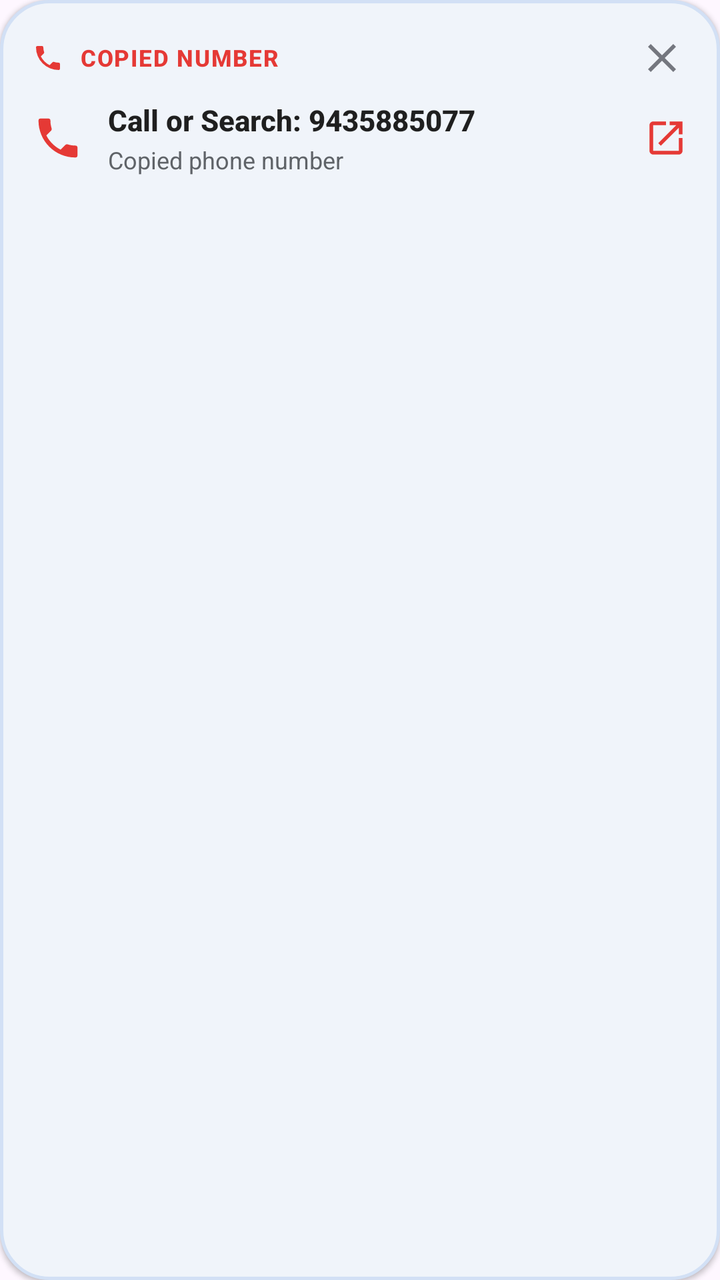
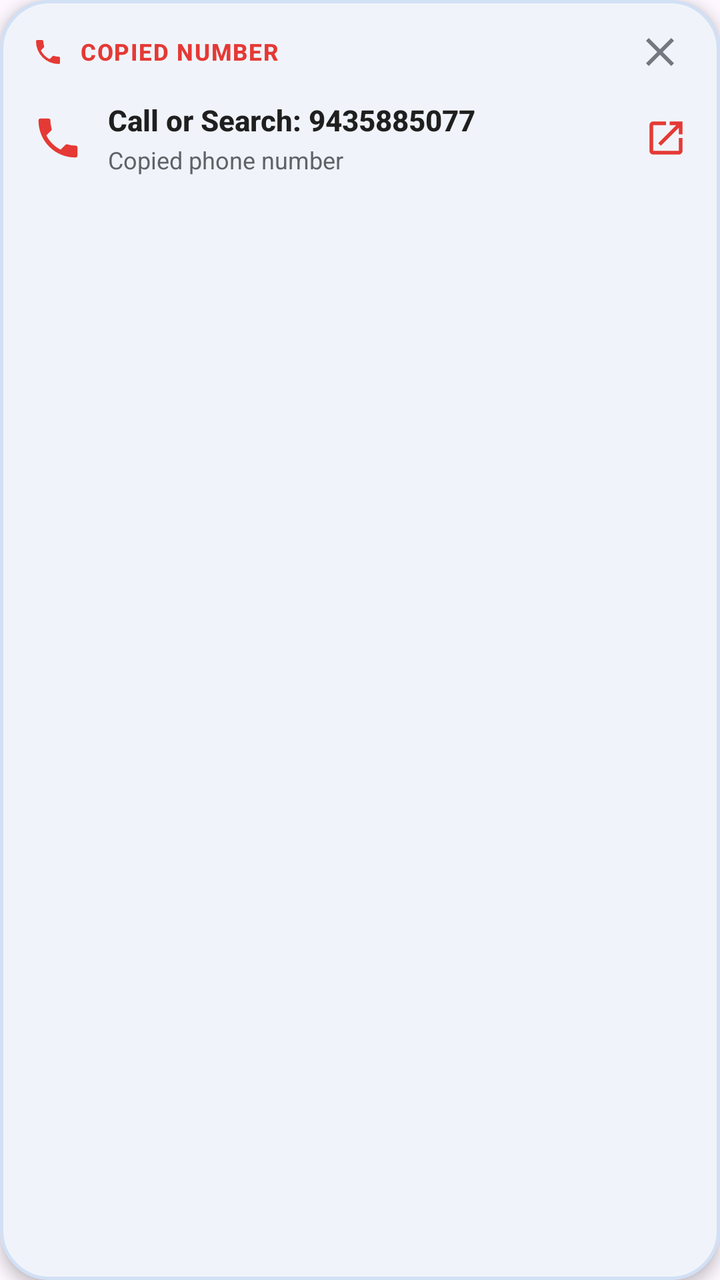

Before-and-after screenshots of an Android layout around one commit, followed by the original layout XML and the change that was made.
<!-- AndroidManifest.xml: application theme Theme.Haze -->
<!-- res/layout/item_smart_clipboard.xml -->
<?xml version="1.0" encoding="utf-8"?>
<LinearLayout xmlns:android="http://schemas.android.com/apk/res/android"
    xmlns:app="http://schemas.android.com/apk/res-auto"
    android:id="@+id/cardSmartClipboard"
    android:layout_width="match_parent"
    android:layout_height="wrap_content"
    android:layout_marginStart="14dp"
    android:layout_marginEnd="14dp"
    android:layout_marginTop="8dp"
    android:layout_marginBottom="8dp"
    android:orientation="vertical"
    android:background="@drawable/bg_clipboard_card"
    android:padding="16dp"
    android:elevation="1.5dp"
    android:clickable="true"
    android:focusable="true">

    
    <LinearLayout
        android:layout_width="match_parent"
        android:layout_height="wrap_content"
        android:orientation="horizontal"
        android:gravity="center_vertical"
        android:layout_marginBottom="8dp">

        <ImageView
            android:id="@+id/ivClipboardBadgeIcon"
            android:layout_width="16dp"
            android:layout_height="16dp"
            android:src="@drawable/ic_call"
            app:tint="#E53935"
            android:contentDescription="Clipboard Badge" />

        <TextView
            android:id="@+id/tvClipboardBadge"
            android:layout_width="0dp"
            android:layout_height="wrap_content"
            android:layout_weight="1"
            android:layout_marginStart="8dp"
            android:text="COPIED NUMBER"
            android:textColor="#E53935"
            android:textSize="11.5sp"
            android:textStyle="bold"
            android:fontFamily="sans-serif-medium"
            android:letterSpacing="0.05" />

        <ImageButton
            android:id="@+id/btnCloseClipboard"
            android:layout_width="26dp"
            android:layout_height="26dp"
            android:background="?attr/selectableItemBackgroundBorderless"
            android:src="@drawable/ic_close"
            app:tint="#74777F"
            android:padding="4dp"
            android:contentDescription="Dismiss" />
    </LinearLayout>

    
    <LinearLayout
        android:id="@+id/rowClipboardContent"
        android:layout_width="match_parent"
        android:layout_height="wrap_content"
        android:orientation="horizontal"
        android:gravity="center_vertical">

        <ImageView
            android:id="@+id/ivClipboardTypeIcon"
            android:layout_width="26dp"
            android:layout_height="26dp"
            android:src="@drawable/ic_call"
            app:tint="#E53935"
            android:contentDescription="Type" />

        <LinearLayout
            android:layout_width="0dp"
            android:layout_height="wrap_content"
            android:layout_weight="1"
            android:layout_marginStart="12dp"
            android:layout_marginEnd="8dp"
            android:orientation="vertical">

            <TextView
                android:id="@+id/tvClipboardAction"
                android:layout_width="match_parent"
                android:layout_height="wrap_content"
                android:text="Call or Search: 9435885077"
                android:textColor="#1F1F1F"
                android:textSize="14.5sp"
                android:textStyle="bold"
                android:fontFamily="sans-serif-medium"
                android:singleLine="true"
                android:ellipsize="end" />

            <TextView
                android:id="@+id/tvClipboardContent"
                android:layout_width="match_parent"
                android:layout_height="wrap_content"
                android:layout_marginTop="2dp"
                android:text="Copied phone number"
                android:textColor="#5F6368"
                android:textSize="12sp"
                android:fontFamily="sans-serif"
                android:singleLine="true"
                android:ellipsize="end" />
        </LinearLayout>

        <ImageView
            android:id="@+id/ivClipboardActionArrow"
            android:layout_width="22dp"
            android:layout_height="22dp"
            android:src="@drawable/ic_open_in_new"
            app:tint="#E53935"
            android:contentDescription="Action" />
    </LinearLayout>

    
    <LinearLayout
        android:id="@+id/layoutNumberActions"
        android:layout_width="match_parent"
        android:layout_height="wrap_content"
        android:orientation="horizontal"
        android:layout_marginTop="12dp"
        android:visibility="gone">

        <TextView
            android:id="@+id/btnClipCall"
            android:layout_width="wrap_content"
            android:layout_height="36dp"
            android:background="@drawable/bg_suggestion_chip"
            android:gravity="center"
            android:paddingStart="14dp"
            android:paddingEnd="14dp"
            android:text="📞 Call Number"
            android:textColor="#0B57D0"
            android:textSize="12.5sp"
            android:textStyle="bold"
            android:layout_marginEnd="10dp"
            android:clickable="true"
            android:focusable="true" />

        <TextView
            android:id="@+id/btnClipSearch"
            android:layout_width="wrap_content"
            android:layout_height="36dp"
            android:background="@drawable/bg_suggestion_chip"
            android:gravity="center"
            android:paddingStart="14dp"
            android:paddingEnd="14dp"
            android:text="🔍 Search Web"
            android:textColor="#1F1F1F"
            android:textSize="12.5sp"
            android:textStyle="bold"
            android:clickable="true"
            android:focusable="true" />
    </LinearLayout>

</LinearLayout>
<!-- resources referenced by this layout -->
<resources>
  <!-- drawable bg_clipboard_card (drawable) -->
  <?xml version="1.0" encoding="utf-8"?>
  <shape xmlns:android="http://schemas.android.com/apk/res/android"
      android:shape="rectangle">
      <corners android:radius="24dp" />
      <solid android:color="#F0F4FA" />
      <stroke android:width="1.5dp" android:color="#D2E0F5" />
  </shape>
  <!-- drawable bg_suggestion_chip (drawable) -->
  <?xml version="1.0" encoding="utf-8"?>
  <shape xmlns:android="http://schemas.android.com/apk/res/android"
      android:shape="rectangle">
      <corners android:radius="20dp" />
      <solid android:color="#FFFFFF" />
      <stroke android:width="1dp" android:color="#D8DEE8" />
  </shape>
  <!-- drawable ic_call (drawable) -->
  <vector xmlns:android="http://schemas.android.com/apk/res/android"
      android:width="24dp"
      android:height="24dp"
      android:viewportWidth="24"
      android:viewportHeight="24">
      <path
          android:fillColor="#FF5F6368"
          android:pathData="M6.62,10.79C8.06,13.62 10.38,15.94 13.21,17.38L15.41,15.18C15.69,14.9 16.08,14.82 16.43,14.93C17.55,15.3 18.75,15.5 20,15.5A1,1 0 0,1 21,16.5V20A1,1 0 0,1 20,21A17,17 0 0,1 3,4A1,1 0 0,1 4,3H7.5A1,1 0 0,1 8.5,4C8.5,5.25 8.7,6.45 9.07,7.57C9.18,7.92 9.1,8.31 8.82,8.59L6.62,10.79Z"/>
  </vector>
  <!-- drawable ic_close (drawable) -->
  <vector xmlns:android="http://schemas.android.com/apk/res/android"
      android:width="24dp"
      android:height="24dp"
      android:viewportWidth="24"
      android:viewportHeight="24">
      <path
          android:fillColor="#5F6368"
          android:pathData="M19,6.41L17.59,5 12,10.59 6.41,5 5,6.41 10.59,12 5,17.59 6.41,19 12,13.41 17.59,19 19,17.59 13.41,12 19,6.41z"/>
  </vector>
  <!-- drawable ic_open_in_new (drawable) -->
  <vector xmlns:android="http://schemas.android.com/apk/res/android"
      android:width="24dp"
      android:height="24dp"
      android:viewportWidth="24"
      android:viewportHeight="24">
      <path
          android:fillColor="#5F6368"
          android:pathData="M19,19H5V5h7V3H5c-1.11,0 -2,0.9 -2,2v14c0,1.1 0.89,2 2,2h14c1.1,0 2,-0.9 2,-2v-7h-2v7zM14,3v2h3.59l-9.83,9.83 1.41,1.41L19,6.41V10h2V3h-7z"/>
  </vector>
  <style name="Theme.Haze" parent="Base.Theme.Haze" />
  <style name="Base.Theme.Haze" parent="Theme.Material3.DayNight.NoActionBar">
          
          
      </style>
</resources>

<!-- the commit's change to res/layout/item_smart_clipboard.xml (unified diff, before → after) -->
@@ -4,14 +4,13 @@
     android:id="@+id/cardSmartClipboard"
     android:layout_width="match_parent"
     android:layout_height="wrap_content"
-    android:layout_marginStart="14dp"
-    android:layout_marginEnd="14dp"
-    android:layout_marginTop="8dp"
-    android:layout_marginBottom="8dp"
     android:orientation="vertical"
     android:background="@drawable/bg_clipboard_card"
-    android:padding="16dp"
-    android:elevation="1.5dp"
+    android:paddingStart="16dp"
+    android:paddingEnd="16dp"
+    android:paddingTop="12dp"
+    android:paddingBottom="12dp"
+    android:elevation="4dp"
     android:clickable="true"
     android:focusable="true">
 
@@ -21,7 +20,7 @@
         android:layout_height="wrap_content"
         android:orientation="horizontal"
         android:gravity="center_vertical"
-        android:layout_marginBottom="8dp">
+        android:layout_marginBottom="10dp">
 
         <ImageView
             android:id="@+id/ivClipboardBadgeIcon"
@@ -46,12 +45,12 @@
 
         <ImageButton
             android:id="@+id/btnCloseClipboard"
-            android:layout_width="26dp"
-            android:layout_height="26dp"
+            android:layout_width="28dp"
+            android:layout_height="28dp"
             android:background="?attr/selectableItemBackgroundBorderless"
             android:src="@drawable/ic_close"
             app:tint="#74777F"
-            android:padding="4dp"
+            android:padding="5dp"
             android:contentDescription="Dismiss" />
     </LinearLayout>
 
@@ -119,39 +118,76 @@
         android:layout_width="match_parent"
         android:layout_height="wrap_content"
         android:orientation="horizontal"
-        android:layout_marginTop="12dp"
+        android:layout_marginTop="14dp"
+        android:gravity="center_vertical"
         android:visibility="gone">
 
-        <TextView
+        
+        <LinearLayout
             android:id="@+id/btnClipCall"
             android:layout_width="wrap_content"
             android:layout_height="36dp"
             android:background="@drawable/bg_suggestion_chip"
-            android:gravity="center"
-            android:paddingStart="14dp"
+            android:gravity="center_vertical"
+            android:orientation="horizontal"
+            android:paddingStart="12dp"
             android:paddingEnd="14dp"
-            android:text="📞 Call Number"
-            android:textColor="#0B57D0"
-            android:textSize="12.5sp"
-            android:textStyle="bold"
             android:layout_marginEnd="10dp"
             android:clickable="true"
-            android:focusable="true" />
+            android:focusable="true">
 
-        <TextView
+            <ImageView
+                android:id="@+id/ivClipCallIcon"
+                android:layout_width="16dp"
+                android:layout_height="16dp"
+                android:src="@drawable/ic_call"
+                app:tint="#0B57D0"
+                android:contentDescription="Action Icon" />
+
+            <TextView
+                android:id="@+id/tvClipCallText"
+                android:layout_width="wrap_content"
+                android:layout_height="wrap_content"
+                android:layout_marginStart="6dp"
+                android:text="Call Number"
+                android:textColor="#0B57D0"
+                android:textSize="12.5sp"
+                android:textStyle="bold"
+                android:fontFamily="sans-serif-medium" />
+        </LinearLayout>
+
+        
+        <LinearLayout
             android:id="@+id/btnClipSearch"
             android:layout_width="wrap_content"
             android:layout_height="36dp"
             android:background="@drawable/bg_suggestion_chip"
-            android:gravity="center"
-            android:paddingStart="14dp"
+            android:gravity="center_vertical"
+            android:orientation="horizontal"
+            android:paddingStart="12dp"
             android:paddingEnd="14dp"
-            android:text="🔍 Search Web"
-            android:textColor="#1F1F1F"
-            android:textSize="12.5sp"
-            android:textStyle="bold"
             android:clickable="true"
-            android:focusable="true" />
+            android:focusable="true">
+
+            <ImageView
+                android:id="@+id/ivClipSearchIcon"
+                android:layout_width="16dp"
+                android:layout_height="16dp"
+                android:src="@drawable/ic_search"
+                app:tint="#1F1F1F"
+                android:contentDescription="Search Icon" />
+
+            <TextView
+                android:id="@+id/tvClipSearchText"
+                android:layout_width="wrap_content"
+                android:layout_height="wrap_content"
+                android:layout_marginStart="6dp"
+                android:text="Search Web"
+                android:textColor="#1F1F1F"
+                android:textSize="12.5sp"
+                android:textStyle="bold"
+                android:fontFamily="sans-serif-medium" />
+        </LinearLayout>
     </LinearLayout>
 
 </LinearLayout>
<!-- resource entries referenced after the edit -->
@@ -46,6 +46,16 @@
           android:fillColor="#5F6368"
           android:pathData="M19,19H5V5h7V3H5c-1.11,0 -2,0.9 -2,2v14c0,1.1 0.89,2 2,2h14c1.1,0 2,-0.9 2,-2v-7h-2v7zM14,3v2h3.59l-9.83,9.83 1.41,1.41L19,6.41V10h2V3h-7z"/>
   </vector>
+  <!-- drawable ic_search (drawable) -->
+  <vector xmlns:android="http://schemas.android.com/apk/res/android"
+      android:width="24dp"
+      android:height="24dp"
+      android:viewportWidth="24"
+      android:viewportHeight="24">
+    <path
+        android:fillColor="#5F6368"
+        android:pathData="M15.5,14h-0.79l-0.28,-0.27C15.41,12.59 16,11.11 16,9.5 16,5.91 13.09,3 9.5,3S3,5.91 3,9.5 5.91,16 9.5,16c1.61,0 3.09,-0.59 4.23,-1.57l0.27,0.28v0.79l5,4.99L20.49,19l-4.99,-5zM9.5,14C7.01,14 5,11.99 5,9.5S7.01,5 9.5,5 14,7.01 14,9.5 11.99,14 9.5,14z"/>
+  </vector>
   <style name="Theme.Haze" parent="Base.Theme.Haze" />
   <style name="Base.Theme.Haze" parent="Theme.Material3.DayNight.NoActionBar">
           
